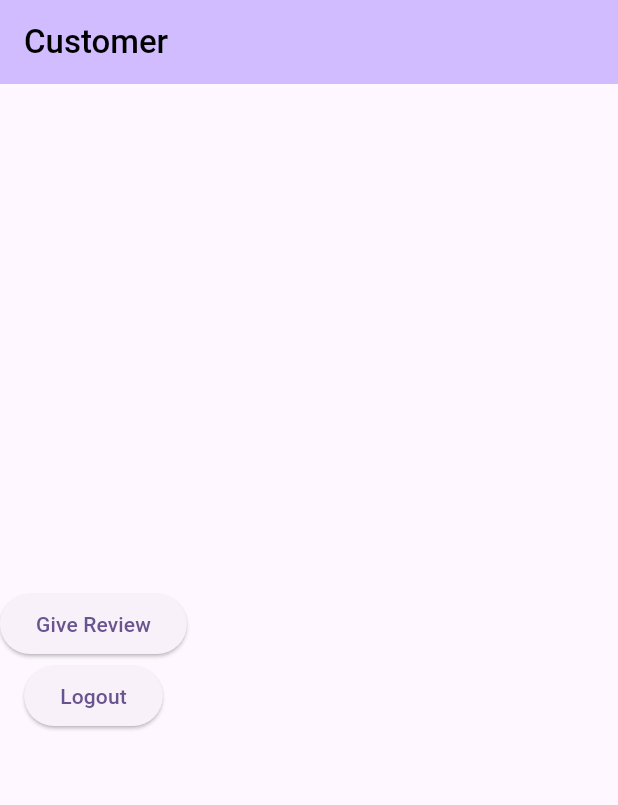
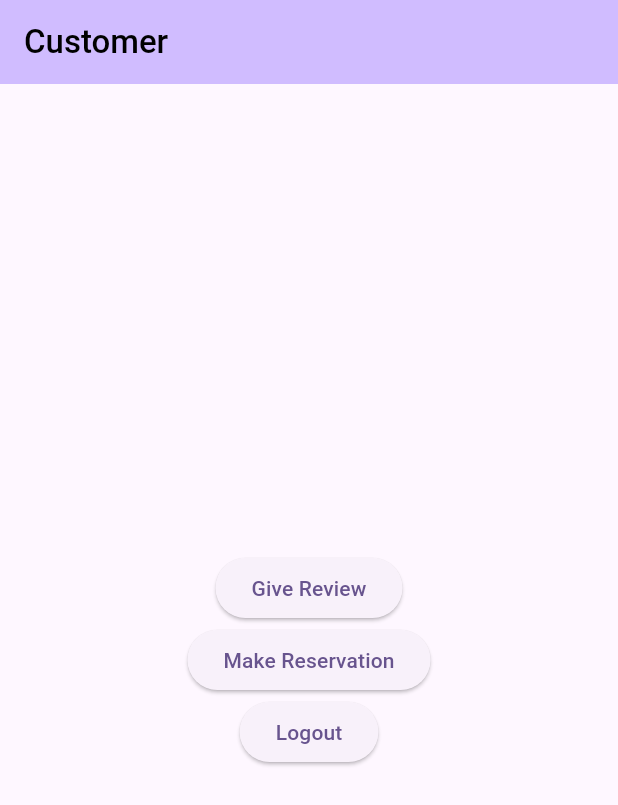
Before and after one commit to FajarRAP/sea-salon-apps, a Flutter app: the DashboardCustomerPage screen opened directly, on a phone screen of 412 x 824 dp. Shown: the top 805 px of the screen. Run offline on Flutter 3.47's test engine with Material 3 defaults, Android fonts, the phone set to English and light mode, and no system bars; our stand-ins replace bloc, dartz, flutter_bloc, flutter_rating_stars, get_it, supabase_flutter; accounts and stored records are empty.

Commit message:
reservation almost complete but failed when encoding object

```diff
--- a/lib/features/dashboard/customer/pages/dashboard_customer_page.dart
+++ b/lib/features/dashboard/customer/pages/dashboard_customer_page.dart
@@ -4,6 +4,7 @@ import 'package:sea_submission/core/common/snackbar.dart';
 import 'package:sea_submission/features/auth/presentation/cubit/auth_cubit.dart'
     as c;
 import 'package:sea_submission/features/auth/presentation/pages/login_page.dart';
+import 'package:sea_submission/features/reservation/presentation/pages/reservation_page.dart';
 import 'package:sea_submission/features/review/presentation/pages/review_page.dart';
 import 'package:sea_submission/inject.dart';
 import 'package:supabase_flutter/supabase_flutter.dart';
@@ -28,13 +29,23 @@ class DashboardCustomerPage extends StatelessWidget {
         appBar: AppBar(
           title: const Text('Customer'),
         ),
-        body: Column(
+        body: Center(
+          child: Column(
             mainAxisAlignment: MainAxisAlignment.center,
             children: [
               ElevatedButton(
-              onPressed: () => Navigator.push(context,
-                  MaterialPageRoute(builder: (context) => const ReviewPage())),
+                onPressed: () => Navigator.push(
+                    context,
+                    MaterialPageRoute(
+                        builder: (context) => const ReviewPage())),
                 child: const Text('Give Review'),
+              ),
+              ElevatedButton(
+                onPressed: () => Navigator.push(
+                    context,
+                    MaterialPageRoute(
+                        builder: (context) => const ReservationPage())),
+                child: const Text('Make Reservation'),
               ),
               ElevatedButton(
                 onPressed: authCubit.logout,
@@ -50,6 +61,7 @@ class DashboardCustomerPage extends StatelessWidget {
             ],
           ),
         ),
+      ),
     );
   }
 }
--- /dev/null
+++ b/lib/features/reservation/data/datasources/remote_datasources.dart
@@ -0,0 +1,30 @@
+import 'package:dartz/dartz.dart';
+import 'package:sea_submission/core/failure.dart';
+import 'package:sea_submission/features/reservation/domain/entities/reservation_entity.dart';
+import 'package:supabase_flutter/supabase_flutter.dart';
+
+abstract class ReservationRemoteDataSources {
+  Future insertReservation(ReservationEntity reservation);
+}
+
+class ReservationRemoteDataSourcesImpl extends ReservationRemoteDataSources {
+  final SupabaseClient supabase;
+
+  ReservationRemoteDataSourcesImpl(this.supabase);
+
+  @override
+  Future<Either<Failure, String>> insertReservation(
+      ReservationEntity reservation) async {
+    try {
+      await supabase.from('reservations').insert({
+        'name': reservation.name,
+        'phone': reservation.phone,
+        'service_type': reservation.serviceType,
+        'time': reservation.time,
+      });
+      return const Right('Make Reservation Successful');
+    } catch (e) {
+      return Left(Failure(message: e.toString()));
+    }
+  }
+}
--- /dev/null
+++ b/lib/features/reservation/data/repositories/reservation_repositories_impl.dart
@@ -0,0 +1,15 @@
+import 'package:dartz/dartz.dart';
+import 'package:sea_submission/core/failure.dart';
+import 'package:sea_submission/features/reservation/data/datasources/remote_datasources.dart';
+import 'package:sea_submission/features/reservation/domain/entities/reservation_entity.dart';
+import 'package:sea_submission/features/reservation/domain/repositories/reservation_repositories.dart';
+
+class ReservationRepositoriesImpl extends ReservationRepositories {
+  final ReservationRemoteDataSources remote;
+
+  ReservationRepositoriesImpl(this.remote);
+  @override
+  Future<Either<Failure, String>> insertReservation(
+          ReservationEntity reservation) async =>
+      await remote.insertReservation(reservation);
+}
--- /dev/null
+++ b/lib/features/reservation/domain/entities/reservation_entity.dart
@@ -0,0 +1,15 @@
+import 'package:flutter/material.dart';
+
+class ReservationEntity {
+  final String name;
+  final String phone;
+  final int serviceType;
+  final TimeOfDay time;
+
+  ReservationEntity({
+    required this.name,
+    required this.phone,
+    required this.serviceType,
+    required this.time,
+  });
+}
--- /dev/null
+++ b/lib/features/reservation/domain/repositories/reservation_repositories.dart
@@ -0,0 +1,7 @@
+import 'package:dartz/dartz.dart';
+import 'package:sea_submission/core/failure.dart';
+import 'package:sea_submission/features/reservation/domain/entities/reservation_entity.dart';
+
+abstract class ReservationRepositories {
+  Future<Either<Failure, String>> insertReservation(ReservationEntity reservation);
+}
--- /dev/null
+++ b/lib/features/reservation/domain/usecases/make_reservation_use_case.dart
@@ -0,0 +1,14 @@
+import 'package:dartz/dartz.dart';
+import 'package:sea_submission/core/failure.dart';
+import 'package:sea_submission/features/reservation/domain/entities/reservation_entity.dart';
+import 'package:sea_submission/features/reservation/domain/repositories/reservation_repositories.dart';
+
+class MakeReservationUseCase {
+  final ReservationRepositories reservationRepositories;
+
+  MakeReservationUseCase(this.reservationRepositories);
+
+  Future<Either<Failure, String>> execute(
+          ReservationEntity reservation) async =>
+      await reservationRepositories.insertReservation(reservation);
+}
--- /dev/null
+++ b/lib/features/reservation/presentation/cubit/reservation_cubit.dart
@@ -0,0 +1,22 @@
+import 'package:bloc/bloc.dart';
+import 'package:meta/meta.dart';
+import 'package:sea_submission/features/reservation/domain/entities/reservation_entity.dart';
+import 'package:sea_submission/features/reservation/domain/usecases/make_reservation_use_case.dart';
+
+part 'reservation_state.dart';
+
+class ReservationCubit extends Cubit<ReservationState> {
+  ReservationCubit({
+    required this.makeReservationUseCase,
+  }) : super(ReservationInitial());
+  final MakeReservationUseCase makeReservationUseCase;
+
+  Future<void> makeReservation(ReservationEntity reservation) async {
+    emit(ReservationLoading());
+    final result = await makeReservationUseCase.execute(reservation);
+    result.fold(
+      (l) => emit(ReservationError(l.message)),
+      (r) => emit(ReservationLoaded(r)),
+    );
+  }
+}
--- /dev/null
+++ b/lib/features/reservation/presentation/cubit/reservation_state.dart
@@ -0,0 +1,20 @@
+part of 'reservation_cubit.dart';
+
+@immutable
+sealed class ReservationState {}
+
+final class ReservationInitial extends ReservationState {}
+
+class ReservationLoading extends ReservationState {}
+
+class ReservationLoaded extends ReservationState {
+  final String message;
+
+  ReservationLoaded(this.message);
+}
+
+class ReservationError extends ReservationState {
+  final String message;
+
+  ReservationError(this.message);
+}
--- a/lib/main.dart
+++ b/lib/main.dart
@@ -2,10 +2,10 @@ import 'package:flutter/material.dart';
 import 'package:flutter_bloc/flutter_bloc.dart';
 import 'package:sea_submission/cred.dart';
 import 'package:sea_submission/features/auth/presentation/cubit/auth_cubit.dart';
-import 'package:sea_submission/features/auth/presentation/pages/login_page.dart';
 import 'package:sea_submission/features/dashboard/admin/pages/dashboard_admin_page.dart';
 import 'package:sea_submission/features/dashboard/customer/pages/dashboard_customer_page.dart';
 import 'package:sea_submission/features/home/home_page.dart';
+import 'package:sea_submission/features/reservation/presentation/cubit/reservation_cubit.dart';
 import 'package:sea_submission/features/review/presentation/cubit/review_cubit.dart';
 import 'package:sea_submission/inject.dart';
 import 'package:supabase_flutter/supabase_flutter.dart';
@@ -30,6 +30,7 @@ class MyApp extends StatelessWidget {
       providers: [
         BlocProvider(create: (context) => getIt<AuthCubit>()),
         BlocProvider(create: (context) => getIt<ReviewCubit>()),
+        BlocProvider(create: (context) => getIt<ReservationCubit>()),
       ],
       child: MaterialApp(
         title: 'SEA Salon',
```
Also changed, not shown: lib/features/reservation/data/models/reservation_model.dart (added, +24 -0 lines), lib/features/reservation/presentation/pages/reservation_page.dart (added, +126 -0 lines), lib/inject.dart (+18 -0 lines). Lines whose indentation alone changed are shown as unchanged.
